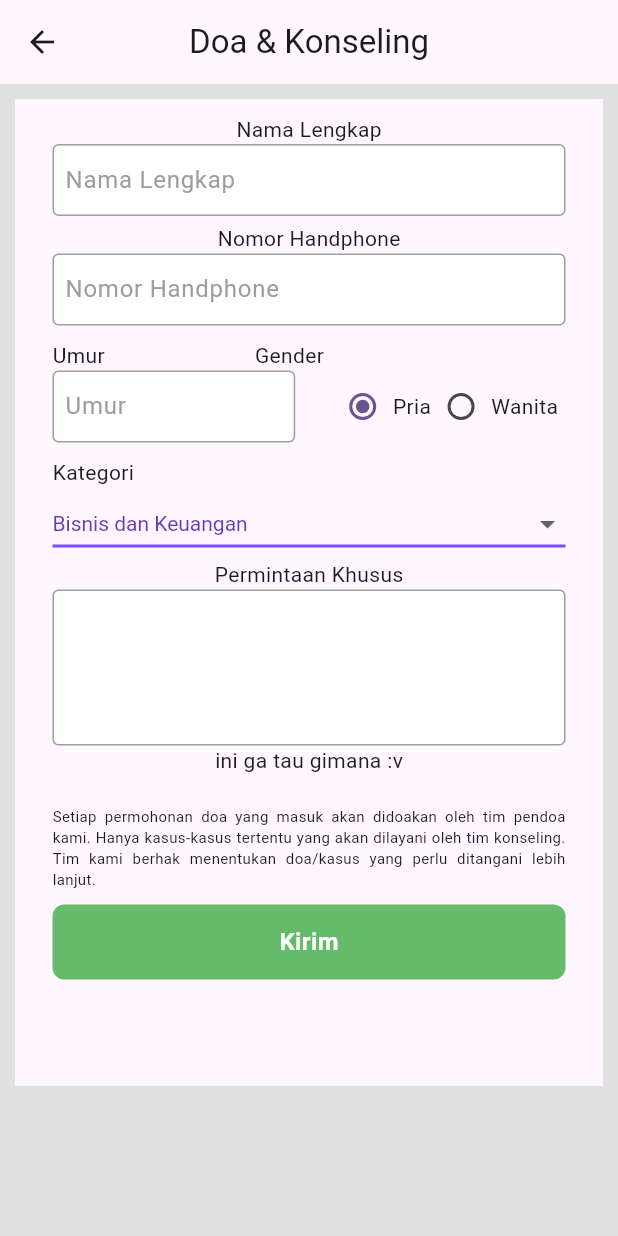
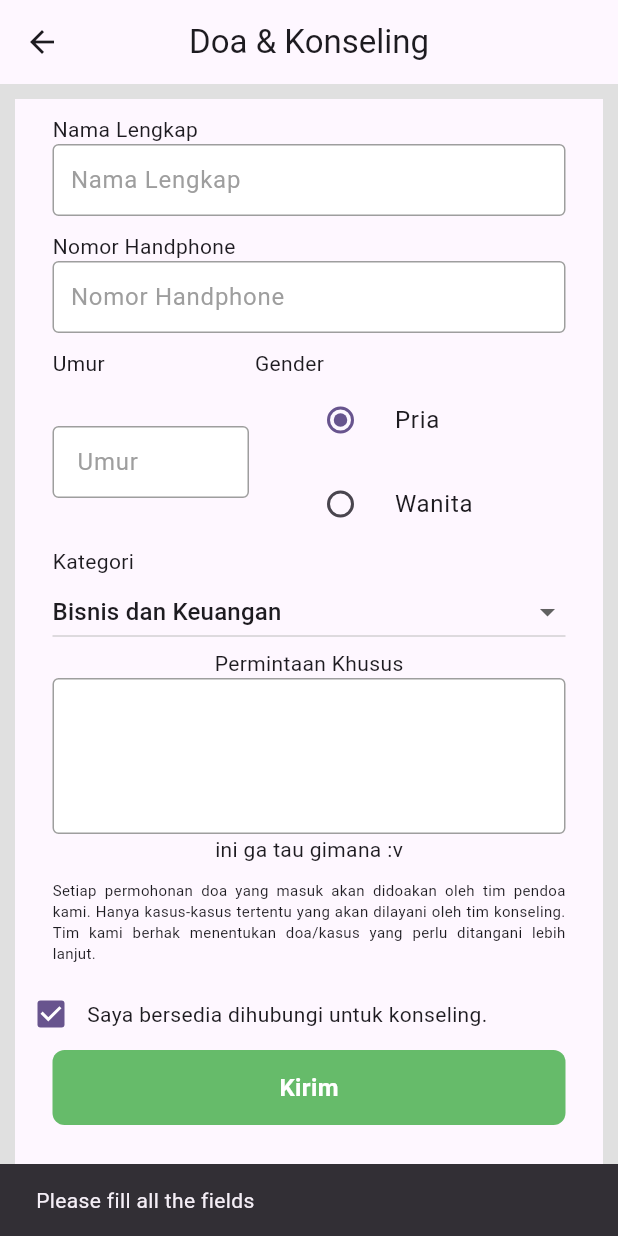
Before and after one commit to Vezyth/BethanyApp, a Flutter app: the AppPage screen opened directly, after a tap on "Doa & Konseling", after a tap on "Kirim", on a phone screen of 412 x 824 dp. Run offline on Flutter 3.47's test engine with Material 3 defaults, Android fonts, the light colour scheme and no system bars; our stand-ins replace fluttertoast; network calls fail.

Commit message:
doa progress

```diff
--- a/lib/components/my_radioButton.dart
+++ /dev/null
@@ -1,27 +0,0 @@
-import 'package:bethany_app/controller/button_controller.dart';
-import 'package:flutter/material.dart';
-import 'package:get/get.dart';
-
-class MyRadioButton extends StatelessWidget {
-  final String gender;
-  final String title;
-
-  const MyRadioButton({super.key, required this.gender, required this.title});
-
-  @override
-  Widget build(BuildContext context) {
-    return GetBuilder<ButtonController>(builder: (buttonController) {
-      return InkWell(
-        onTap: () => buttonController.setGender(gender),
-        child: Row(children: [
-          Radio(
-              value: gender,
-              groupValue: buttonController.gender,
-              materialTapTargetSize: MaterialTapTargetSize.shrinkWrap,
-              onChanged: (String? gender) {}),
-          Text(title)
-        ]),
-      );
-    });
-  }
-}
--- a/lib/components/my_textfield.dart
+++ b/lib/components/my_textfield.dart
@@ -22,7 +22,8 @@ class MyTextField extends StatelessWidget {
         controller: controller,
         obscureText: obscureText,
         decoration: InputDecoration(
-            contentPadding: EdgeInsets.symmetric(vertical: fieldHeight),
+            contentPadding:
+                EdgeInsets.symmetric(vertical: fieldHeight, horizontal: 8),
             enabledBorder: const OutlineInputBorder(
                 borderSide: BorderSide(color: Colors.grey)),
             focusedBorder: OutlineInputBorder(
--- a/lib/controller/button_controller.dart
+++ /dev/null
@@ -1,10 +0,0 @@
-import 'package:get/get.dart';
-
-class ButtonController extends GetxController {
-  String _gender = "Pria";
-  String get gender => _gender;
-  void setGender(String gender) {
-    _gender = gender;
-    update();
-  }
-}
--- a/lib/data/api/video_api.dart
+++ b/lib/data/api/video_api.dart
@@ -16,7 +16,7 @@ class APIService {
     Map<String, String> parameters = {
       'part': 'snippet, contentDetails, statistics',
       'id': channelId,
-      'key': 'API-KEY',
+      'key': 'AIzaSyDxTcppSGNPNTwUvYamzk46-hGgUyf8Ooo',
     };
     Uri uri = Uri.https(
       _baseUrl,
@@ -50,7 +50,7 @@ class APIService {
       'playlistId': playlistId,
       'maxResults': '8',
       'pageToken': _nextPageToken,
-      'key': 'API-KEY',
+      'key': 'AIzaSyDxTcppSGNPNTwUvYamzk46-hGgUyf8Ooo',
     };
     Uri uri = Uri.https(
       _baseUrl,
--- a/lib/pages/app/doa_konseling_page.dart
+++ b/lib/pages/app/doa_konseling_page.dart
@@ -1,35 +1,68 @@
-import 'package:bethany_app/components/my_radioButton.dart';
+import 'dart:convert';
+
 import 'package:bethany_app/components/my_textfield.dart';
-import 'package:bethany_app/controller/button_controller.dart';
-import 'package:bethany_app/pages/nav_pages/app_page.dart';
+import 'package:http/http.dart' as http;
+import 'package:bethany_app/pages/nav_pages/main_page.dart';
 import 'package:flutter/material.dart';
-import 'package:get/get.dart';
 
-const List<String> list = <String>[
-  'Bisnis dan Keuangan',
-  'Hubungan dan Pertemanan',
-  'Keluarga, Saudara dan Pernihakan',
-  'Kesehatan',
-  "Keselamatan",
-  "Studi dan Sekolah",
-  "Lainnya"
-];
+class DoaPage extends StatefulWidget {
+  const DoaPage({super.key});
 
-class DoaPage extends StatelessWidget {
-  DoaPage({super.key});
+  @override
+  State<DoaPage> createState() => _DoaPageState();
+}
 
-  final testController = TextEditingController();
-  final usernameController = TextEditingController();
+class _DoaPageState extends State<DoaPage> {
+  int permintaan = 1, gender = 1;
+  bool bersedia = false;
+
+  final nameController = TextEditingController();
+  final nomorController = TextEditingController();
+  final umurController = TextEditingController();
+  final permintaanController = TextEditingController();
+
+  Future<void> kirimPermohonan() async {
+    if (nameController.text == "" ||
+        nomorController.text == "" ||
+        umurController.text == "") {
+      ScaffoldMessenger.of(context).showSnackBar(
+          const SnackBar(content: Text("Please fill all the fields")));
+    } else {
+      try {
+        String uri = "https://bethany-app.000webhostapp.com/doa_add.php";
+
+        var res = await http.post(Uri.parse(uri), body: {
+          "nama_lengkap": nameController.text,
+          "nomor_handphone": 0123456789,
+          "umur": 12,
+          "gender": 1,
+          "kategori": 1,
+          "permintaan_khusus": permintaanController.text,
+          "bersedia_dihubungi": true,
+        });
+
+        var response = jsonDecode(res.body);
+        if (response["success"] == 1) {
+          ScaffoldMessenger.of(context).showSnackBar(
+              const SnackBar(content: Text("Permintaan berhasil dikirim")));
+        } else {
+          ScaffoldMessenger.of(context)
+              .showSnackBar(const SnackBar(content: Text("Gagal")));
+        }
+      } catch (e) {
+        print(e);
+      }
+    }
+  }
 
   @override
   Widget build(BuildContext context) {
-    Get.put(ButtonController());
     return Scaffold(
       appBar: AppBar(
         leading: BackButton(
           onPressed: () {
             Navigator.of(context).pushReplacement(MaterialPageRoute(
-                builder: (BuildContext context) => const AppPage()));
+                builder: (BuildContext context) => const MainPage()));
           },
         ),
         centerTitle: true,
@@ -39,8 +72,7 @@ class DoaPage extends StatelessWidget {
       body: SafeArea(
         child: Center(
           child: Padding(
-              padding: const EdgeInsets.only(
-                  right: 10, left: 10, bottom: 100, top: 10),
+              padding: const EdgeInsets.all(10.0),
               child: Scaffold(
                 body: Column(
                   children: [
@@ -48,20 +80,34 @@ class DoaPage extends StatelessWidget {
                       height: 10,
                     ),
                     //TextField
-                    const Text("Nama Lengkap"),
+                    const Padding(
+                      padding: EdgeInsets.symmetric(horizontal: 25.0),
+                      child: Row(
+                        children: [
+                          Text("Nama Lengkap"),
+                        ],
+                      ),
+                    ),
                     MyTextField(
-                      controller: testController,
-                      hintText: " Nama Lengkap",
+                      controller: nameController,
+                      hintText: "Nama Lengkap",
                       obscureText: false,
-                      fieldHeight: 10,
+                      fieldHeight: 8,
                     ),
                     const SizedBox(
-                      height: 5,
+                      height: 10,
                     ),
-                    const Text("Nomor Handphone"),
+                    const Padding(
+                      padding: EdgeInsets.symmetric(horizontal: 25.0),
+                      child: Row(
+                        children: [
+                          Text("Nomor Handphone"),
+                        ],
+                      ),
+                    ),
                     MyTextField(
-                      controller: usernameController,
-                      hintText: " Nomor Handphone",
+                      controller: nomorController,
+                      hintText: "Nomor Handphone",
                       obscureText: false,
                       fieldHeight: 10,
                     ),
@@ -82,13 +128,35 @@ class DoaPage extends StatelessWidget {
                       children: [
                         Expanded(
                             child: MyTextField(
-                          controller: testController,
+                          controller: umurController,
                           hintText: " Umur",
                           obscureText: false,
-                          fieldHeight: 10,
+                          fieldHeight: 8,
                         )),
-                        const MyRadioButton(gender: "Pria", title: "Pria"),
-                        const MyRadioButton(gender: "Wanita", title: "Wanita"),
+                        Expanded(
+                          child: Column(children: [
+                            RadioListTile(
+                              title: const Text('Pria'),
+                              value: 1,
+                              groupValue: gender,
+                              onChanged: (value) {
+                                setState(() {
+                                  gender = value!;
+                                });
+                              },
+                            ),
+                            RadioListTile(
+                              title: const Text('Wanita'),
+                              value: 2,
+                              groupValue: gender,
+                              onChanged: (value) {
+                                setState(() {
+                                  gender = value!;
+                                });
+                              },
+                            ),
+                          ]),
+                        ),
                         const SizedBox(
                           width: 30.0,
                         )
@@ -96,18 +164,60 @@ class DoaPage extends StatelessWidget {
                     ),
                     //kategori
                     const Padding(
-                      padding: EdgeInsets.only(left: 25, right: 25, top: 10),
+                      padding: EdgeInsets.symmetric(horizontal: 25),
                       child: Row(
                         children: [Text("Kategori")],
                       ),
                     ),
-                    const DropdownButtonExample(),
+
+                    Padding(
+                      padding: const EdgeInsets.symmetric(horizontal: 25.0),
+                      child: DropdownButton(
+                        items: const [
+                          DropdownMenuItem(
+                            value: 1,
+                            child: Text('Bisnis dan Keuangan'),
+                          ),
+                          DropdownMenuItem(
+                            value: 2,
+                            child: Text('Hubungan dan Pertemanan'),
+                          ),
+                          DropdownMenuItem(
+                            value: 3,
+                            child: Text('Keluarga, Saudara dan Pernikahan'),
+                          ),
+                          DropdownMenuItem(
+                            value: 4,
+                            child: Text('Kesehatan'),
+                          ),
+                          DropdownMenuItem(
+                            value: 5,
+                            child: Text('Keselamatan'),
+                          ),
+                          DropdownMenuItem(
+                            value: 6,
+                            child: Text('Studi dan Sekolah'),
+                          ),
+                          DropdownMenuItem(
+                            value: 7,
+                            child: Text('Lainnya'),
+                          ),
+                        ],
+                        value: permintaan,
+                        onChanged: (value) {
+                          setState(() {
+                            permintaan = value!;
+                          });
+                        },
+                        isExpanded: true,
+                      ),
+                    ),
                     const Text("Permintaan Khusus"),
 
                     Padding(
                       padding: const EdgeInsets.symmetric(horizontal: 25),
                       child: TextField(
-                        controller: testController,
+                        controller: permintaanController,
                         decoration: InputDecoration(
                             contentPadding:
                                 const EdgeInsets.symmetric(vertical: 40.0),
@@ -124,7 +234,7 @@ class DoaPage extends StatelessWidget {
                     ),
                     const Text("ini ga tau gimana :v"),
                     const SizedBox(
-                      height: 20,
+                      height: 10,
                     ),
                     const Padding(
                       padding: EdgeInsets.symmetric(horizontal: 25),
@@ -138,6 +248,19 @@ class DoaPage extends StatelessWidget {
 
                     const SizedBox(
                       height: 10,
+                    ),
+                    Row(
+                      children: [
+                        Checkbox(
+                          value: true,
+                          onChanged: (value) {
+                            setState(() {
+                              bersedia = value!;
+                            });
+                          },
+                        ),
+                        const Text("Saya bersedia dihubungi untuk konseling.")
+                      ],
                     ),
                     GestureDetector(
                       child: Container(
@@ -155,7 +278,9 @@ class DoaPage extends StatelessWidget {
                               fontSize: 16),
                         )),
                       ),
-                      onTap: () {},
+                      onTap: () {
+                        kirimPermohonan();
+                      },
                     ),
                   ],
                 ),
@@ -165,48 +290,3 @@ class DoaPage extends StatelessWidget {
     );
   }
 }
-
-class DropdownButtonExample extends StatefulWidget {
-  const DropdownButtonExample({super.key});
-
-  @override
-  State<DropdownButtonExample> createState() => _DropdownButtonExampleState();
-}
-
-class _DropdownButtonExampleState extends State<DropdownButtonExample> {
-  String dropdownValue = list.first;
-
-  @override
-  Widget build(BuildContext context) {
-    return Padding(
-      padding: const EdgeInsets.only(
-        right: 25,
-        left: 25,
-      ),
-      child: DropdownButton<String>(
-        isExpanded: true,
-        value: dropdownValue,
-        // icon: const Icon(Icons.arrow_downward),
-        elevation: 16,
-        style: const TextStyle(color: Colors.deepPurple),
-
-        underline: Container(
-          height: 2,
-          color: Colors.deepPurpleAccent,
-        ),
-        onChanged: (String? value) {
-          // This is called when the user selects an item.
-          setState(() {
-            dropdownValue = value!;
-          });
-        },
-        items: list.map<DropdownMenuItem<String>>((String value) {
-          return DropdownMenuItem<String>(
-            value: value,
-            child: Text(value),
-          );
-        }).toList(),
-      ),
-    );
-  }
-}
--- a/lib/pages/nav_pages/app_page.dart
+++ b/lib/pages/nav_pages/app_page.dart
@@ -33,9 +33,16 @@ class _AppPageState extends State<AppPage> {
     return Scaffold(
         body: Column(
       children: [
-        const Text(
+        const Padding(
+          padding: EdgeInsets.only(left: 8),
+          child: Row(
+            children: [
+              Text(
                 "Bethany Lampung App",
                 style: TextStyle(fontSize: 20, fontWeight: FontWeight.w600),
+              ),
+            ],
+          ),
         ),
         const SizedBox(
           height: 15,
@@ -47,7 +54,7 @@ class _AppPageState extends State<AppPage> {
                 child: MyApp(
                     onTap: () {
                       Navigator.of(context).pushReplacement(MaterialPageRoute(
-                          builder: (BuildContext context) => DoaPage()));
+                          builder: (BuildContext context) => const DoaPage()));
                     },
                     name: "Doa & Konseling",
                     imagePath: "assets/pray.png")),
@@ -84,9 +91,16 @@ class _AppPageState extends State<AppPage> {
         const SizedBox(
           height: 15,
         ),
-        const Text(
+        const Padding(
+          padding: EdgeInsets.only(left: 8, top: 25),
+          child: Row(
+            children: [
+              Text(
                 "Informations",
                 style: TextStyle(fontSize: 20, fontWeight: FontWeight.w600),
+              ),
+            ],
+          ),
         ),
         const SizedBox(
           height: 15,
@@ -114,6 +128,18 @@ class _AppPageState extends State<AppPage> {
             const SizedBox(width: 185),
           ],
         ),
+        const SizedBox(height: 130),
+        const Padding(
+          padding: EdgeInsets.symmetric(horizontal: 8),
+          child: Row(
+            children: [
+              Text(
+                "Bible verse of the day",
+                style: TextStyle(fontWeight: FontWeight.bold),
+              ),
+            ],
+          ),
+        ),
         FutureBuilder(
             future: getVerse(),
             builder: (context, snapshot) {
@@ -123,28 +149,30 @@ class _AppPageState extends State<AppPage> {
                     Padding(
                       padding: const EdgeInsets.all(8.0),
                       child: Container(
+                        decoration: const BoxDecoration(
+                            color: Colors.amber,
+                            borderRadius: BorderRadius.only(
+                                topLeft: Radius.circular(10),
+                                topRight: Radius.circular(10))),
                         height: 30,
                         width: MediaQuery.of(context).size.width,
-                        color: Colors.amber,
                       ),
                     ),
-                    Center(
-                      child: Padding(
-                        padding: const EdgeInsets.all(8.0),
+                    Padding(
+                      padding: const EdgeInsets.all(12),
                       child: Align(
                         alignment: Alignment.topLeft,
                         child: Text(_references),
                       ),
                     ),
-                    ),
-                    Positioned(
+                    Padding(
+                      padding:
+                          const EdgeInsets.only(top: 40, left: 10, right: 8),
+                      child: Positioned(
+                        width: MediaQuery.of(context).size.width,
                         bottom: 0,
-                      child: Padding(
-                        padding: const EdgeInsets.all(8.0),
                         child: Text(
                           _text,
-                          style:
-                              const TextStyle(overflow: TextOverflow.ellipsis),
                         ),
                       ),
                     ),
```
Also changed, not shown: lib/pages/nav_pages/home_page.dart (+5 -3 lines), lib/pages/register_page.dart (+33 -40 lines), 1 other file. Lines whose indentation alone changed are shown as unchanged.
